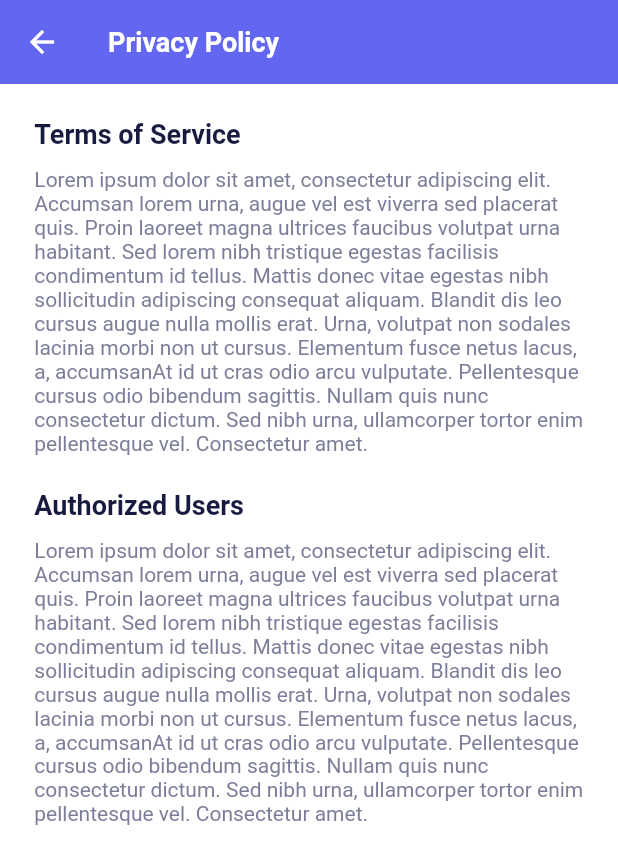
After one commit to osama-ali2/qbus_app, a Flutter app: the ProfileScreen screen opened directly, after a tap on "Privacy Policy", on a phone screen of 412 x 824 dp. The commit adds this screen. Shown: the top 864 px of the screen. Run offline on Flutter 3.47's test engine with Material 2 defaults, Android fonts, the phone set to English and light mode, and no system bars; our stand-ins replace connectivity_plus, dio, flutter_svg, fluttertoast, logger, lottie and 1 more; accounts and stored records are empty; generated files the repository leaves out were written again; network calls fail; Roboto replaces fonts that are missing (Lato-Bold, Lato-Regular).

Commit message:
New Screens Added

```diff
--- a/lib/providers/multi_provider.dart
+++ b/lib/providers/multi_provider.dart
@@ -1,10 +1,13 @@
 import 'package:provider/provider.dart';
+import 'package:qbus/screens/bottombar/bottom_bar_screens/profile_screens/about_us_screens/about_us_provider.dart';
+import 'package:qbus/screens/bottombar/bottom_bar_screens/profile_screens/privacy_policy_screens/privacy_policy_provider.dart';
 import 'package:qbus/screens/get_started_screens/get_started_provider.dart';
 import '../screens/auth/login_screens/login_provider.dart';
 import '../screens/auth/sign_up_screens/sign_up_provider.dart';
 import '../screens/bottombar/bottom_bar_screens/contact_us_screens/contact_us_provider.dart';
 import '../screens/bottombar/bottom_bar_screens/history_screens/history_provider.dart';
 import '../screens/bottombar/bottom_bar_screens/profile_screens/profile_provider.dart';
+import '../screens/bottombar/bottom_bar_screens/profile_screens/return_policy_screens/return_policy_provider.dart';
 import '../screens/bottombar/bottom_bar_screens/setting_screens/setting_provider.dart';
 import '../screens/bottombar/bottom_bar_screens/setting_select_lang_screens/setting_select_lang_provider.dart';
 
@@ -62,4 +65,15 @@ final multiProviders = [
     create: (_) => SettingSelectLangProvider(),
     lazy: true,
   ),
+  ChangeNotifierProvider<AboutUsProvider>(
+    create: (_) => AboutUsProvider(),
+    lazy: true,
+  ),
+  ChangeNotifierProvider<PrivacyPolicyProvider>(
+    create: (_) => PrivacyPolicyProvider(),
+    lazy: true,
+  ),ChangeNotifierProvider<ReturnPolicyProvider>(
+    create: (_) => ReturnPolicyProvider(),
+    lazy: true,
+  ),
 ];
--- a/lib/res/colors.dart
+++ b/lib/res/colors.dart
@@ -6,7 +6,6 @@ class AppColors {
   static const white = Color.fromRGBO(255, 255, 255, 1);
   static const black900 = Color.fromRGBO(25, 26, 64, 1);
   static const gray = Color.fromRGBO(124, 125, 153, 1);
-
 
 
   static const transactionContainerShadowColor =
--- /dev/null
+++ b/lib/screens/bottombar/bottom_bar_screens/profile_screens/privacy_policy_screens/privacy_policy_provider.dart
@@ -0,0 +1,11 @@
+import 'package:flutter/material.dart';
+import 'package:logger/logger.dart';
+
+class PrivacyPolicyProvider with ChangeNotifier {
+  BuildContext? context;
+  final Logger _logger = Logger();
+
+  Future<void> init({@required BuildContext? context}) async {
+    this.context = context;
+  }
+}
--- /dev/null
+++ b/lib/screens/bottombar/bottom_bar_screens/profile_screens/privacy_policy_screens/privacy_policy_screen.dart
@@ -0,0 +1,85 @@
+import 'package:flutter/material.dart';
+import 'package:provider/provider.dart';
+import 'package:qbus/res/extensions.dart';
+import 'package:qbus/screens/bottombar/bottom_bar_screens/profile_screens/privacy_policy_screens/privacy_policy_provider.dart';
+
+import '../../../../../res/assets.dart';
+import '../../../../../res/colors.dart';
+import '../../../../../res/common_padding.dart';
+import '../../../../../res/res.dart';
+import '../../../../../utils/constant.dart';
+import '../../../../../widgets/custom_text.dart';
+import '../../../../../widgets/text_views.dart';
+
+class PrivacyPolicyScreen extends StatefulWidget {
+  const PrivacyPolicyScreen({Key? key}) : super(key: key);
+
+  @override
+  State<PrivacyPolicyScreen> createState() => _PrivacyPolicyScreenState();
+}
+
+class _PrivacyPolicyScreenState extends State<PrivacyPolicyScreen> {
+  late PrivacyPolicyProvider privacyPolicyProvider;
+
+  @override
+  void initState() {
+    super.initState();
+    privacyPolicyProvider = PrivacyPolicyProvider();
+    privacyPolicyProvider =
+        Provider.of<PrivacyPolicyProvider>(context, listen: false);
+    privacyPolicyProvider.init(context: context);
+  }
+
+  @override
+  Widget build(BuildContext context) {
+    Provider.of<PrivacyPolicyProvider>(context, listen: true);
+    return SafeArea(
+        child: Scaffold(
+      appBar: AppBar(
+        backgroundColor: appColor,
+        elevation: 0,
+        title: const CustomText(
+            text: "Privacy Policy",
+            textSize: 18,
+            fontWeight: FontWeight.w700,
+            textColor: Colors.white),
+      ),
+      body: Container(
+        color: AppColors.white,
+        height: sizes!.height,
+        width: sizes!.width,
+        child: Column(
+          crossAxisAlignment: CrossAxisAlignment.start,
+          children: [
+            CommonPadding.sizeBoxWithHeight(height: 20),
+            TextView.getMediumText18("Terms of Service", Assets.latoBold,
+                    color: AppColors.black900, lines: 1)
+                .get20HorizontalPadding(),
+            CommonPadding.sizeBoxWithHeight(height: 10),
+            TextView.getMediumText14(
+                    "Lorem ipsum dolor sit amet, consectetur adipiscing elit. Accumsan lorem urna, augue vel est viverra sed placerat quis. Proin laoreet magna ultrices faucibus volutpat urna habitant. Sed lorem nibh tristique egestas facilisis condimentum id tellus. Mattis donec vitae egestas nibh sollicitudin adipiscing consequat aliquam. Blandit dis leo cursus augue nulla mollis erat. Urna, volutpat non sodales lacinia morbi non ut cursus. Elementum fusce netus lacus, a, accumsan"
+                    "At id ut cras odio arcu vulputate. Pellentesque cursus odio bibendum sagittis. Nullam quis nunc consectetur dictum. Sed nibh urna, ullamcorper tortor enim pellentesque vel. Consectetur amet.",
+                    Assets.latoRegular,
+                    color: AppColors.gray,
+                    fontWeight: FontWeight.w400,
+                    lines: 20)
+                .get20HorizontalPadding(),
+            CommonPadding.sizeBoxWithHeight(height: 20),
+            TextView.getMediumText18("Authorized Users", Assets.latoBold,
+                    color: AppColors.black900, lines: 1)
+                .get20HorizontalPadding(),
+            CommonPadding.sizeBoxWithHeight(height: 10),
+            TextView.getMediumText14(
+                    "Lorem ipsum dolor sit amet, consectetur adipiscing elit. Accumsan lorem urna, augue vel est viverra sed placerat quis. Proin laoreet magna ultrices faucibus volutpat urna habitant. Sed lorem nibh tristique egestas facilisis condimentum id tellus. Mattis donec vitae egestas nibh sollicitudin adipiscing consequat aliquam. Blandit dis leo cursus augue nulla mollis erat. Urna, volutpat non sodales lacinia morbi non ut cursus. Elementum fusce netus lacus, a, accumsan"
+                    "At id ut cras odio arcu vulputate. Pellentesque cursus odio bibendum sagittis. Nullam quis nunc consectetur dictum. Sed nibh urna, ullamcorper tortor enim pellentesque vel. Consectetur amet.",
+                    Assets.latoRegular,
+                    color: AppColors.gray,
+                    fontWeight: FontWeight.w400,
+                    lines: 20)
+                .get20HorizontalPadding(),
+          ],
+        ),
+      ),
+    ));
+  }
+}
--- a/lib/screens/bottombar/bottom_bar_screens/profile_screens/profile_screen.dart
+++ b/lib/screens/bottombar/bottom_bar_screens/profile_screens/profile_screen.dart
@@ -7,6 +7,9 @@ import 'package:qbus/res/common_padding.dart';
 import 'package:qbus/res/extensions.dart';
 import 'package:qbus/res/res.dart';
 import 'package:qbus/screens/auth/login_screens/login_screen.dart';
+import 'package:qbus/screens/bottombar/bottom_bar_screens/profile_screens/about_us_screens/about_us_screen.dart';
+import 'package:qbus/screens/bottombar/bottom_bar_screens/profile_screens/privacy_policy_screens/privacy_policy_screen.dart';
+import 'package:qbus/screens/bottombar/bottom_bar_screens/profile_screens/return_policy_screens/return_policy_screen.dart';
 import 'package:qbus/widgets/text_views.dart';
 
 import '../../../../utils/constant.dart';
@@ -98,11 +101,24 @@ class _ProfileScreenState extends State<ProfileScreen> {
           CommonPadding.sizeBoxWithHeight(height: 15),
           getRow(title: 'Full Bus Reservation', onPress: () {}),
           CommonPadding.sizeBoxWithHeight(height: 15),
-          getRow(title: 'About us', onPress: () {}),
+          getRow(
+              title: 'About us',
+              onPress: () {
+                NavigationHelper.pushRoute(context, const AboutUsScreen());
+              }),
           CommonPadding.sizeBoxWithHeight(height: 15),
-          getRow(title: 'Privacy Policy', onPress: () {}),
+          getRow(
+              title: 'Privacy Policy',
+              onPress: () {
+                NavigationHelper.pushRoute(
+                    context, const PrivacyPolicyScreen());
+              }),
           CommonPadding.sizeBoxWithHeight(height: 15),
-          getRow(title: 'Return Policy', onPress: () {}),
+          getRow(
+              title: 'Return Policy',
+              onPress: () {
+                NavigationHelper.pushRoute(context, const ReturnPolicyScreen());
+              }),
           CommonPadding.sizeBoxWithHeight(height: 15),
           getRow(
               title: "Contact us",
@@ -125,7 +141,13 @@ class _ProfileScreenState extends State<ProfileScreen> {
   }
 
   Widget getRow({required String title, required Function? onPress}) =>
-      Container(
+      GestureDetector(
+        onTap: () {
+          if (onPress != null) {
+            onPress.call();
+          }
+        },
+        child: Container(
           height: sizes!.heightRatio * 42,
           width: sizes!.widthRatio * 335,
           decoration: BoxDecoration(
@@ -147,20 +169,14 @@ class _ProfileScreenState extends State<ProfileScreen> {
                     color: AppColors.black900,
                     fontWeight: FontWeight.w400,
                     lines: 1),
-              GestureDetector(
-                onTap: () {
-                  if (onPress != null) {
-                    onPress.call();
-                  }
-                },
-                child: SvgPicture.asset(
+                SvgPicture.asset(
                   "assets/svg/forward_icon.svg",
                   width: sizes!.widthRatio * 24,
                   height: sizes!.heightRatio * 24,
                 ),
-              ),
               ],
             ),
           ),
-      ).get20HorizontalPadding();
+        ).get20HorizontalPadding(),
+      );
 }
```
Also changed, not shown: lib/screens/bottombar/bottom_bar_screens/profile_screens/about_us_screens/about_us_provider.dart (added, +11 -0 lines), lib/screens/bottombar/bottom_bar_screens/profile_screens/about_us_screens/about_us_screen.dart (added, +71 -0 lines), lib/screens/bottombar/bottom_bar_screens/profile_screens/return_policy_screens/return_policy_provider.dart (added, +11 -0 lines), lib/screens/bottombar/bottom_bar_screens/profile_screens/return_policy_screens/return_policy_screen.dart (added, +72 -0 lines). Lines whose indentation alone changed are shown as unchanged.
